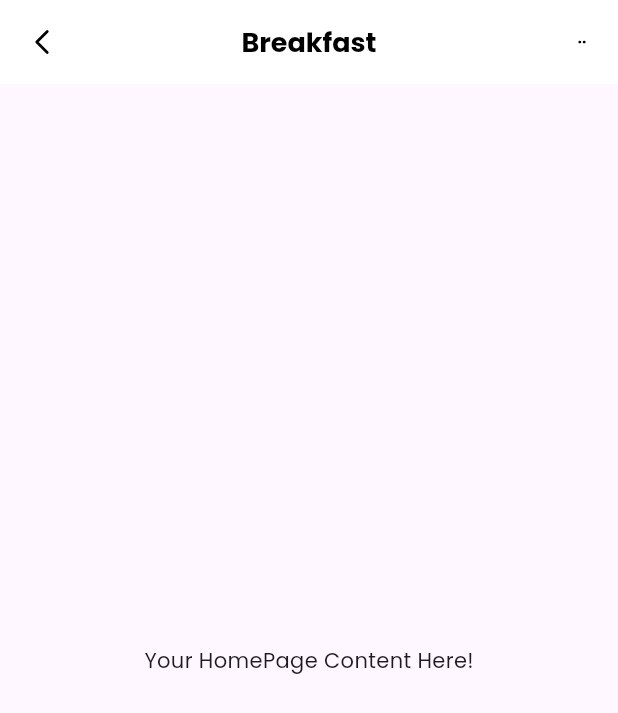
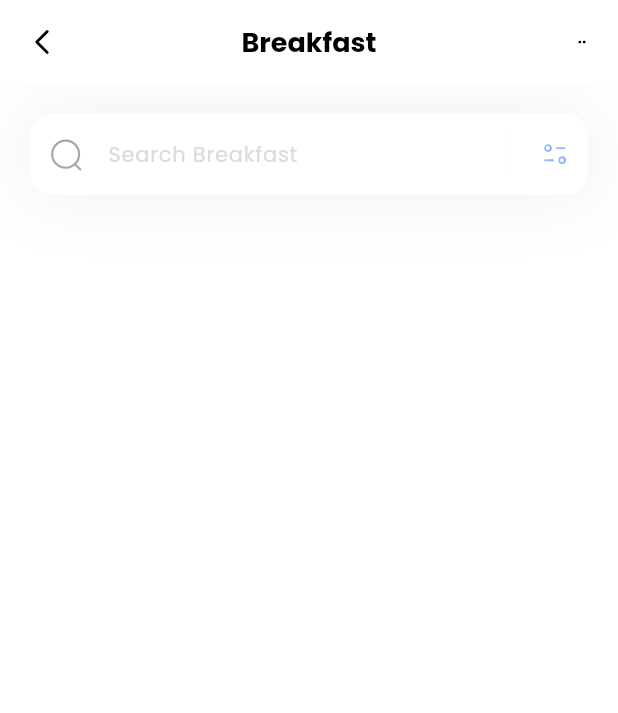
Before and after one commit to jtweeks/cakes_with_prompts, a Flutter app: the screen it shows after launch, on a phone screen of 412 x 824 dp. Shown: the top 713 px of the screen. Run offline on Flutter 3.47's test engine with Material 3 defaults, Android fonts, the phone set to English and light mode, and no system bars; our stand-ins replace flutter_svg.

Commit message:
Added search bar with a filter button on the right.  Added corresponding unit tests.

```diff
--- a/lib/views/home_page.dart
+++ b/lib/views/home_page.dart
@@ -13,8 +13,91 @@
   Widget build(BuildContext context) {
     return Scaffold(
       appBar: buildAppBar(),
-      body: const Center(
-        child: Text('Your HomePage Content Here!'),
+      backgroundColor: Colors.white,
+      body: ListView(
+        children: [
+          _buildSearchField(), // Add the search field here
+          // Add other ListView children below if needed
+        ],
+      ),
+    );
+  }
+
+  Widget _buildSearchField() {
+    final TextEditingController _searchController = TextEditingController();
+    return Container(
+      margin: const EdgeInsets.only(top: 20, left: 20, right: 20, bottom: 20),
+      decoration: BoxDecoration(
+        boxShadow: [
+          BoxShadow(
+            color: const Color(0xff1D1617).withOpacity(0.07),
+            blurRadius: 40,
+            spreadRadius: 0.0,
+          )
+        ],
+      ),
+      child: TextField(
+        decoration: InputDecoration(
+          filled: true,
+          fillColor: Colors.white,
+          hintText: 'Search Breakfast',
+          hintStyle: const TextStyle(
+            color: Color(0xffDDDADA),
+            fontSize: 14,
+          ),
+          prefixIcon: Padding(
+            padding: const EdgeInsets.all(12),
+            child: SvgPicture.asset(
+              'assets/icons/Search.svg',
+              width: 20,
+              height: 20,
+            ),
+          ),
+          suffixIcon: Container(
+            width: 100, // Adjust width to accommodate the button and text
+            child: IntrinsicHeight(
+              // Ensures the vertical divider takes full height
+              child: Row(
+                mainAxisAlignment: MainAxisAlignment.end,
+                children: [
+                  const VerticalDivider(
+                    color: Colors.black12,
+                    indent: 10,
+                    endIndent: 10,
+                    thickness: 0.1,
+                  ),
+                  Padding(
+                    padding: const EdgeInsets.all(12),
+                    child: SvgPicture.asset(
+                      'assets/icons/Filter.svg',
+                      width: 20,
+                      height: 20,
+                    ),
+                  ),
+                ],
+              ),
+            ),
+          ),
+          contentPadding: const EdgeInsets.all(15),
+          border: OutlineInputBorder(
+            borderRadius: BorderRadius.circular(15),
+            borderSide: BorderSide.none, // No visible border
+          ),
+          enabledBorder: OutlineInputBorder(
+            borderRadius: BorderRadius.circular(15),
+            borderSide: BorderSide.none,
+          ),
+          focusedBorder: OutlineInputBorder(
+            borderRadius: BorderRadius.circular(15),
+            borderSide: BorderSide.none,
+          ),
+        ),
+        controller: _searchController,
+        onChanged: (value) {
+          // Handle search text changes
+          print('Search term: $value');
+          _searchController.text = value;
+        },
       ),
     );
   }
@@ -25,10 +108,11 @@
       elevation: 0, // Optional: Removes the shadow
       leading: IconButton(
         icon: SvgPicture.asset(
-          'assets/icons/Arrow - Left.svg', // Replace with your Svg asset path
+          'assets/icons/Arrow - Left.svg',
           width: 24, // Adjust size as needed
           height: 24, // Adjust size as needed
-          colorFilter: const ColorFilter.mode(Colors.black, BlendMode.srcIn), // Ensures icon is black
+          colorFilter:
+          const ColorFilter.mode(Colors.black, BlendMode.srcIn), // Ensures icon is black
         ),
         onPressed: () {
           // Handle left button press
@@ -46,10 +130,11 @@
       actions: [
         IconButton(
           icon: SvgPicture.asset(
-            'assets/icons/dots.svg', // Replace with your Svg asset path
+            'assets/icons/dots.svg',
             width: 5, // Adjust size as needed
             height: 5, // Adjust size as needed
-            colorFilter: const ColorFilter.mode(Colors.black, BlendMode.srcIn), // Ensures icon is black
+            colorFilter:
+            const ColorFilter.mode(Colors.black, BlendMode.srcIn), // Ensures icon is black
           ),
           onPressed: () {
             // Handle right button press
```
Also changed, not shown: 1 other file.
